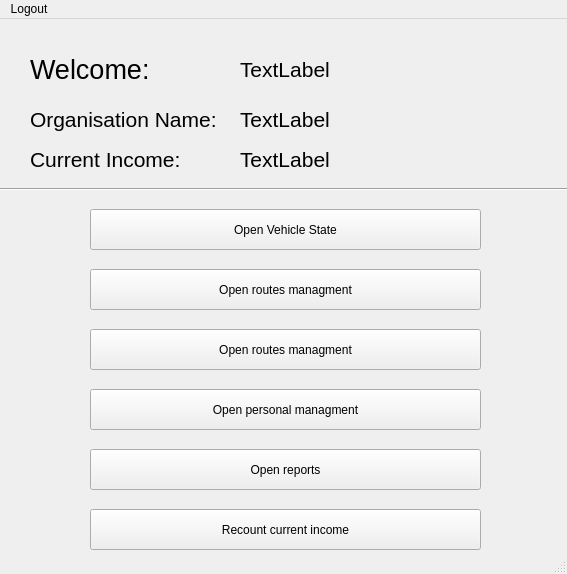
Before: the Qt Designer form interface/admin_ui.ui in BorissowT/BusBase, drawn with Qt 5.
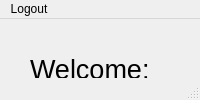
After: the same form once the commit is applied. Icons and pictures are not drawn.

The edit to the form file:
```diff
--- a/interface/admin_ui.ui
+++ b/interface/admin_ui.ui
@@ -2,14 +2,6 @@
 <ui version="4.0">
  <class>MainWindow</class>
  <widget class="QMainWindow" name="MainWindow">
-  <property name="geometry">
-   <rect>
-    <x>0</x>
-    <y>0</y>
-    <width>567</width>
-    <height>574</height>
-   </rect>
-  </property>
   <property name="windowTitle">
    <string>MainWindow</string>
   </property>
@@ -17,9 +9,9 @@
    <widget class="QPushButton" name="button_routes_interface_2">
     <property name="geometry">
      <rect>
-      <x>90</x>
-      <y>370</y>
-      <width>391</width>
+      <x>410</x>
+      <y>310</y>
+      <width>241</width>
       <height>41</height>
      </rect>
     </property>
@@ -30,9 +22,9 @@
    <widget class="QPushButton" name="button_routes_interface">
     <property name="geometry">
      <rect>
-      <x>90</x>
-      <y>250</y>
-      <width>391</width>
+      <x>410</x>
+      <y>220</y>
+      <width>241</width>
       <height>41</height>
      </rect>
     </property>
@@ -43,7 +35,7 @@
    <widget class="QLabel" name="label">
     <property name="geometry">
      <rect>
-      <x>350</x>
+      <x>560</x>
       <y>10</y>
       <width>201</width>
       <height>151</height>
@@ -80,7 +72,7 @@
    <widget class="QLabel" name="label_organisation_name">
     <property name="geometry">
      <rect>
-      <x>240</x>
+      <x>310</x>
       <y>90</y>
       <width>131</width>
       <height>21</height>
@@ -116,7 +108,7 @@
    <widget class="QLabel" name="label_admin_name">
     <property name="geometry">
      <rect>
-      <x>240</x>
+      <x>310</x>
       <y>40</y>
       <width>151</width>
       <height>21</height>
@@ -134,9 +126,9 @@
    <widget class="QPushButton" name="button_income_recount">
     <property name="geometry">
      <rect>
-      <x>90</x>
-      <y>490</y>
-      <width>391</width>
+      <x>410</x>
+      <y>410</y>
+      <width>241</width>
       <height>41</height>
      </rect>
     </property>
@@ -147,9 +139,9 @@
    <widget class="QPushButton" name="button_personal_interface">
     <property name="geometry">
      <rect>
-      <x>90</x>
+      <x>80</x>
       <y>310</y>
-      <width>391</width>
+      <width>211</width>
       <height>41</height>
      </rect>
     </property>
@@ -178,9 +170,9 @@
    <widget class="QPushButton" name="button_vehicle_interface">
     <property name="geometry">
      <rect>
-      <x>90</x>
-      <y>190</y>
-      <width>391</width>
+      <x>80</x>
+      <y>220</y>
+      <width>211</width>
       <height>41</height>
      </rect>
     </property>
@@ -204,7 +196,7 @@
    <widget class="QLabel" name="label_current_income">
     <property name="geometry">
      <rect>
-      <x>240</x>
+      <x>310</x>
       <y>130</y>
       <width>151</width>
       <height>21</height>
@@ -222,9 +214,9 @@
    <widget class="QPushButton" name="button_reports_interface">
     <property name="geometry">
      <rect>
-      <x>90</x>
-      <y>430</y>
-      <width>391</width>
+      <x>80</x>
+      <y>410</y>
+      <width>211</width>
       <height>41</height>
      </rect>
     </property>
@@ -238,7 +230,7 @@
     <rect>
      <x>0</x>
      <y>0</y>
-     <width>567</width>
+     <width>777</width>
      <height>21</height>
     </rect>
    </property>
```
